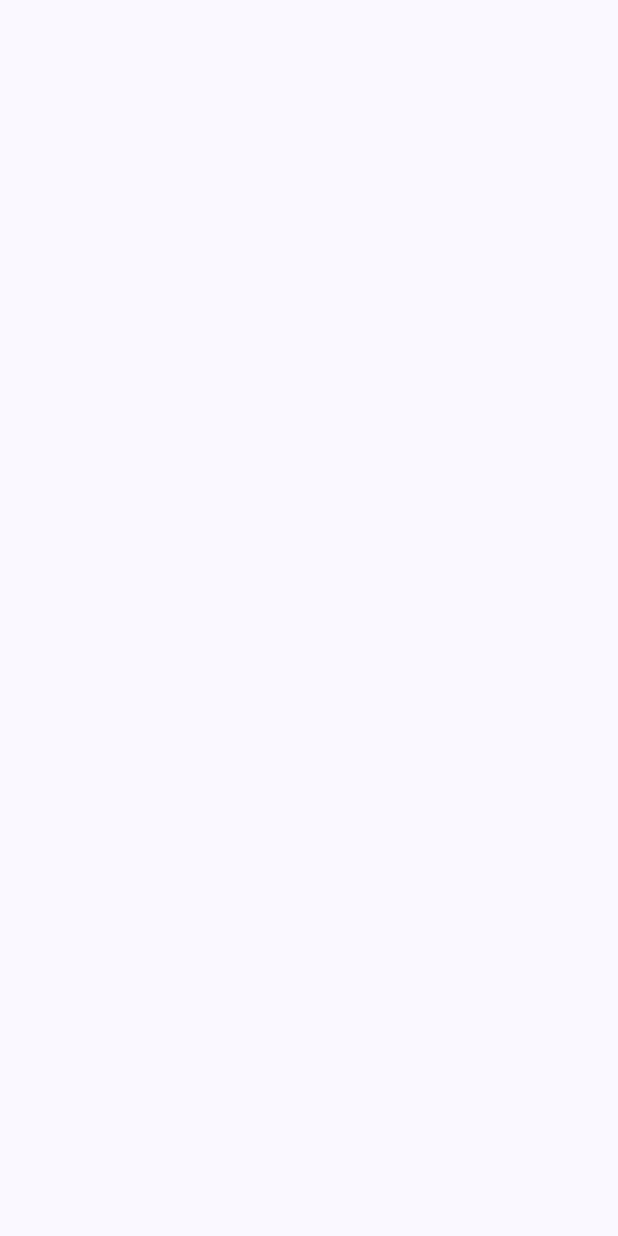
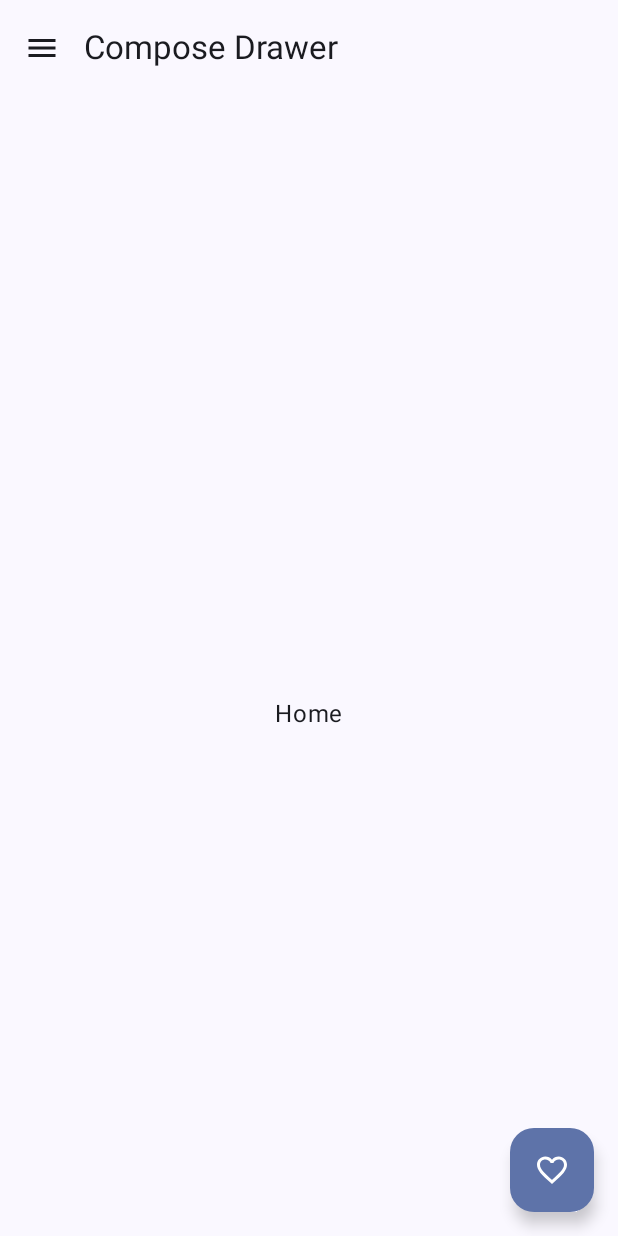
Before and after one commit to raheemadamboev/compose-dismissible-drawer, an Android app built with Jetpack Compose: the screen it shows after launch (Main), on a phone screen of 412 x 824 dp. Before the commit the screen is empty. Run offline under Robolectric (Android 15) with nearby library versions, the phone set to English and light mode, and no system bars.

Commit message:
add dismissible drawer

```diff
--- a/app/src/main/java/xyz/teamgravity/composedrawer/data/model/MenuModel.kt
+++ b/app/src/main/java/xyz/teamgravity/composedrawer/data/model/MenuModel.kt
@@ -1,10 +1,11 @@
 package xyz.teamgravity.composedrawer.data.model
 
+import androidx.annotation.StringRes
 import androidx.compose.ui.graphics.vector.ImageVector
 
 data class MenuModel(
     val id: String,
-    val title: String,
-    val contentDescription: String,
+    @StringRes val title: Int,
+    @StringRes val contentDescription: Int,
     val icon: ImageVector,
 )
--- a/app/src/main/java/xyz/teamgravity/composedrawer/presentation/activity/Main.kt
+++ b/app/src/main/java/xyz/teamgravity/composedrawer/presentation/activity/Main.kt
@@ -3,13 +3,27 @@ package xyz.teamgravity.composedrawer.presentation.activity
 import android.os.Bundle
 import androidx.activity.ComponentActivity
 import androidx.activity.compose.setContent
+import androidx.compose.foundation.layout.Box
 import androidx.compose.foundation.layout.fillMaxSize
-import androidx.compose.material3.MaterialTheme
-import androidx.compose.material3.Surface
+import androidx.compose.foundation.layout.padding
+import androidx.compose.material.icons.Icons
+import androidx.compose.material.icons.filled.Favorite
+import androidx.compose.material.icons.filled.FavoriteBorder
+import androidx.compose.material3.*
+import androidx.compose.runtime.rememberCoroutineScope
+import androidx.compose.ui.Alignment
 import androidx.compose.ui.Modifier
+import androidx.compose.ui.res.stringResource
+import androidx.lifecycle.viewmodel.compose.viewModel
+import kotlinx.coroutines.launch
+import xyz.teamgravity.composedrawer.R
+import xyz.teamgravity.composedrawer.presentation.component.AppBar
+import xyz.teamgravity.composedrawer.presentation.component.DrawerContent
 import xyz.teamgravity.composedrawer.presentation.theme.ComposeDrawerTheme
+import xyz.teamgravity.composedrawer.presentation.viewmodel.MainViewModel
 
 class Main : ComponentActivity() {
+
 
     override fun onCreate(savedInstanceState: Bundle?) {
         super.onCreate(savedInstanceState)
@@ -17,9 +31,54 @@ class Main : ComponentActivity() {
             ComposeDrawerTheme {
                 Surface(
                     color = MaterialTheme.colorScheme.background,
-                    modifier = Modifier.fillMaxSize(),
+                    modifier = Modifier.fillMaxSize()
                 ) {
+                    val viewmodel = viewModel<MainViewModel>()
+                    val drawer = rememberDrawerState(initialValue = DrawerValue.Closed)
+                    val scope = rememberCoroutineScope()
 
+                    Scaffold(
+                        topBar = {
+                            AppBar(
+                                drawerOpen = drawer.isOpen,
+                                onNavigationClick = {
+                                    scope.launch { if (drawer.isOpen) drawer.close() else drawer.open() }
+                                }
+                            )
+                        },
+                        floatingActionButton = {
+                            FloatingActionButton(onClick = viewmodel::onHeartCheckedChange) {
+                                Icon(
+                                    imageVector = if (viewmodel.heartChecked) Icons.Default.Favorite else Icons.Default.FavoriteBorder,
+                                    contentDescription = stringResource(id = R.string.cd_favorite_button)
+                                )
+                            }
+                        }
+                    ) { padding ->
+                        DismissibleNavigationDrawer(
+                            drawerState = drawer,
+                            drawerContent = {
+                                DrawerContent(
+                                    menus = viewmodel.menus,
+                                    selectedMenu = viewmodel.selectedMenu,
+                                    onMenuClick = { menu ->
+                                        scope.launch { drawer.close() }
+                                        viewmodel.onSelectedMenuChange(menu)
+                                    }
+                                )
+                            },
+                            modifier = Modifier.padding(padding)
+                        ) {
+                            Box(
+                                contentAlignment = Alignment.Center,
+                                modifier = Modifier
+                                    .fillMaxSize()
+                                    .padding(padding)
+                            ) {
+                                Text(text = stringResource(id = viewmodel.selectedMenu.title))
+                            }
+                        }
+                    }
                 }
             }
         }
--- a/app/src/main/java/xyz/teamgravity/composedrawer/presentation/component/AppBar.kt
+++ b/app/src/main/java/xyz/teamgravity/composedrawer/presentation/component/AppBar.kt
@@ -1,17 +1,16 @@
 package xyz.teamgravity.composedrawer.presentation.component
 
 import androidx.compose.material.icons.Icons
+import androidx.compose.material.icons.filled.Close
 import androidx.compose.material.icons.filled.Menu
-import androidx.compose.material3.Icon
-import androidx.compose.material3.IconButton
-import androidx.compose.material3.SmallTopAppBar
-import androidx.compose.material3.Text
+import androidx.compose.material3.*
 import androidx.compose.runtime.Composable
 import androidx.compose.ui.res.stringResource
 import xyz.teamgravity.composedrawer.R
 
 @Composable
 fun AppBar(
+    drawerOpen: Boolean,
     onNavigationClick: () -> Unit,
 ) {
     SmallTopAppBar(
@@ -21,7 +20,7 @@ fun AppBar(
         navigationIcon = {
             IconButton(onClick = onNavigationClick) {
                 Icon(
-                    imageVector = Icons.Default.Menu,
+                    imageVector = if (drawerOpen) Icons.Default.Close else Icons.Default.Menu,
                     contentDescription = stringResource(id = R.string.cd_toggle_drawer)
                 )
             }
--- a/app/src/main/java/xyz/teamgravity/composedrawer/presentation/component/DrawerBody.kt
+++ b/app/src/main/java/xyz/teamgravity/composedrawer/presentation/component/DrawerBody.kt
@@ -1,44 +1,41 @@
 package xyz.teamgravity.composedrawer.presentation.component
 
-import androidx.compose.foundation.clickable
-import androidx.compose.foundation.layout.*
+import androidx.compose.foundation.layout.padding
 import androidx.compose.foundation.lazy.LazyColumn
 import androidx.compose.foundation.lazy.items
 import androidx.compose.material3.Icon
+import androidx.compose.material3.NavigationDrawerItem
 import androidx.compose.material3.Text
 import androidx.compose.runtime.Composable
 import androidx.compose.ui.Modifier
-import androidx.compose.ui.text.TextStyle
+import androidx.compose.ui.res.stringResource
 import androidx.compose.ui.unit.dp
-import androidx.compose.ui.unit.sp
 import xyz.teamgravity.composedrawer.data.model.MenuModel
 
 @Composable
 fun DrawerBody(
     menus: List<MenuModel>,
+    selectedMenu: MenuModel,
     onMenuClick: (MenuModel) -> Unit,
 ) {
     LazyColumn {
         items(menus) { menu ->
-            Row(
-                modifier = Modifier
-                    .fillMaxWidth()
-                    .clickable {
-                        onMenuClick(menu)
-                    }
-                    .padding(16.dp)
-            ) {
-                Icon(
-                    imageVector = menu.icon,
-                    contentDescription = menu.contentDescription
-                )
-                Spacer(modifier = Modifier.width(16.dp))
-                Text(
-                    text = menu.title,
-                    style = TextStyle(fontSize = 18.sp),
-                    modifier = Modifier.weight(1F)
-                )
-            }
+            NavigationDrawerItem(
+                icon = {
+                    Icon(
+                        imageVector = menu.icon,
+                        contentDescription = stringResource(id = menu.contentDescription)
+                    )
+                },
+                label = {
+                    Text(text = stringResource(id = menu.title))
+                },
+                selected = menu == selectedMenu,
+                onClick = {
+                    onMenuClick(menu)
+                },
+                modifier = Modifier.padding(12.dp)
+            )
         }
     }
 }
--- /dev/null
+++ b/app/src/main/java/xyz/teamgravity/composedrawer/presentation/component/DrawerContent.kt
@@ -0,0 +1,21 @@
+package xyz.teamgravity.composedrawer.presentation.component
+
+import androidx.compose.foundation.layout.Column
+import androidx.compose.runtime.Composable
+import xyz.teamgravity.composedrawer.data.model.MenuModel
+
+@Composable
+fun DrawerContent(
+    menus: List<MenuModel>,
+    selectedMenu: MenuModel,
+    onMenuClick: (MenuModel) -> Unit,
+) {
+    Column {
+        DrawerHeader()
+        DrawerBody(
+            menus = menus,
+            selectedMenu = selectedMenu,
+            onMenuClick = onMenuClick
+        )
+    }
+}
--- a/app/src/main/java/xyz/teamgravity/composedrawer/presentation/component/DrawerHeader.kt
+++ b/app/src/main/java/xyz/teamgravity/composedrawer/presentation/component/DrawerHeader.kt
@@ -1,6 +1,5 @@
 package xyz.teamgravity.composedrawer.presentation.component
 
-import androidx.compose.foundation.background
 import androidx.compose.foundation.layout.Box
 import androidx.compose.foundation.layout.fillMaxWidth
 import androidx.compose.foundation.layout.padding
@@ -8,7 +7,6 @@ import androidx.compose.material3.Text
 import androidx.compose.runtime.Composable
 import androidx.compose.ui.Alignment
 import androidx.compose.ui.Modifier
-import androidx.compose.ui.graphics.Color
 import androidx.compose.ui.res.stringResource
 import androidx.compose.ui.unit.dp
 import androidx.compose.ui.unit.sp
@@ -20,12 +18,11 @@ fun DrawerHeader() {
         contentAlignment = Alignment.Center,
         modifier = Modifier
             .fillMaxWidth()
-            .background(Color.Blue)
             .padding(vertical = 64.dp)
     ) {
         Text(
             text = stringResource(id = R.string.header),
-            fontSize = 60.sp
+            fontSize = 50.sp
         )
     }
 }
--- /dev/null
+++ b/app/src/main/java/xyz/teamgravity/composedrawer/presentation/viewmodel/MainViewModel.kt
@@ -0,0 +1,54 @@
+package xyz.teamgravity.composedrawer.presentation.viewmodel
+
+import androidx.compose.material.icons.Icons
+import androidx.compose.material.icons.filled.Home
+import androidx.compose.material.icons.filled.Info
+import androidx.compose.material.icons.filled.Settings
+import androidx.compose.runtime.getValue
+import androidx.compose.runtime.mutableStateOf
+import androidx.compose.runtime.setValue
+import androidx.lifecycle.ViewModel
+import xyz.teamgravity.composedrawer.R
+import xyz.teamgravity.composedrawer.data.model.MenuModel
+
+class MainViewModel : ViewModel() {
+
+    companion object {
+        private const val HEART_CHECKED_DEFAULT = false
+    }
+
+    val menus = listOf(
+        MenuModel(
+            id = "home",
+            title = R.string.home,
+            contentDescription = R.string.cd_home_menu,
+            icon = Icons.Default.Home
+        ),
+        MenuModel(
+            id = "settings",
+            title = R.string.settings,
+            contentDescription = R.string.cd_settings_menu,
+            icon = Icons.Default.Settings
+        ),
+        MenuModel(
+            id = "help",
+            title = R.string.help,
+            contentDescription = R.string.cd_help_menu,
+            icon = Icons.Default.Info
+        )
+    )
+
+    var selectedMenu: MenuModel by mutableStateOf(menus[0])
+        private set
+
+    var heartChecked: Boolean by mutableStateOf(HEART_CHECKED_DEFAULT)
+        private set
+
+    fun onSelectedMenuChange(value: MenuModel) {
+        selectedMenu = value
+    }
+
+    fun onHeartCheckedChange() {
+        heartChecked = !heartChecked
+    }
+}
--- a/app/src/main/res/values/strings.xml
+++ b/app/src/main/res/values/strings.xml
@@ -3,7 +3,14 @@
 
     <!-- Main -->
     <string name="header">Header</string>
+    <string name="home">Home</string>
+    <string name="settings">Settings</string>
+    <string name="help">Help</string>
 
     <!-- CD -->
     <string name="cd_toggle_drawer">Toggle Drawer</string>
+    <string name="cd_home_menu">Home menu</string>
+    <string name="cd_settings_menu">Settings menu</string>
+    <string name="cd_help_menu">Help menu</string>
+    <string name="cd_favorite_button">Favorite button</string>
 </resources>
```
Also changed, not shown: app/build.gradle (+13 -0 lines).
